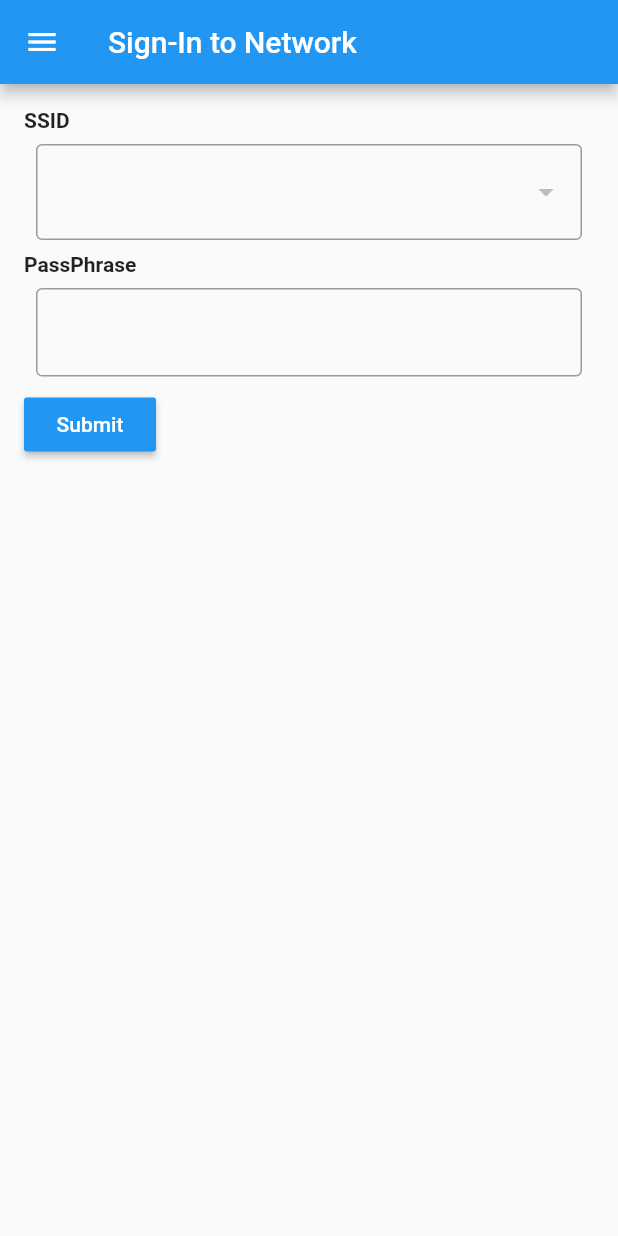
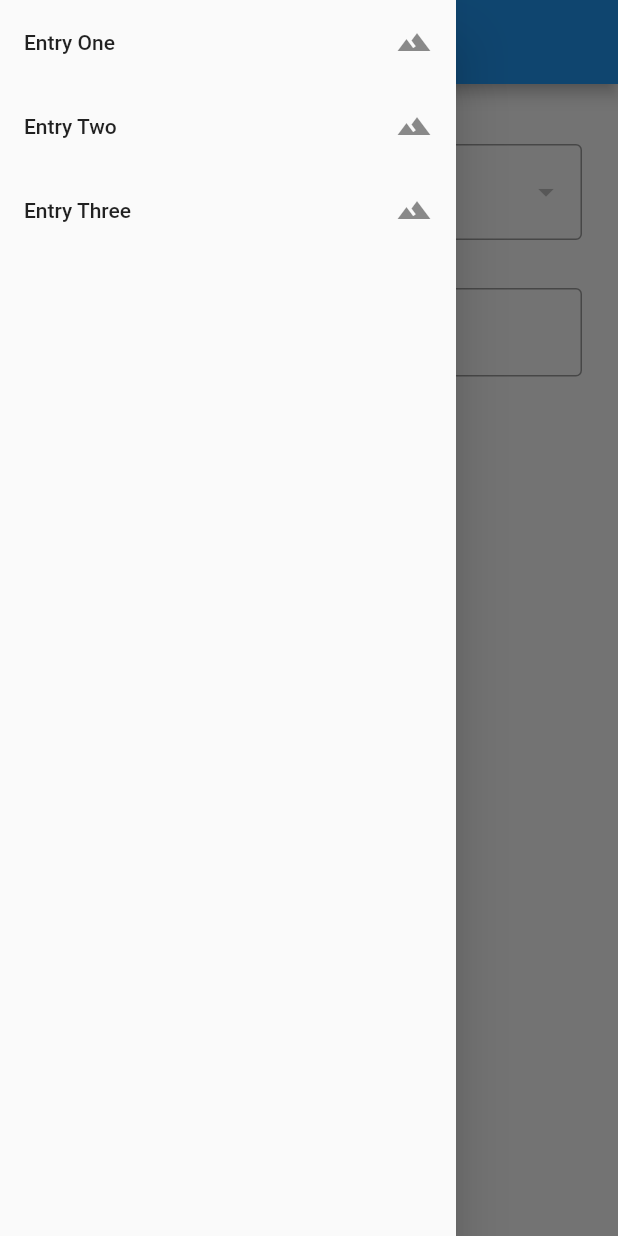
Before and after one commit to AgentTango/WifiPre, a Flutter app: the screen it shows after launch, with the side drawer open (before the commit the screen has no drawer), on a phone screen of 412 x 824 dp. Run offline on Flutter 3.47's test engine with Material 2 defaults, Android fonts, the phone set to English and light mode, and no system bars.

```diff
--- a/lib/main.dart
+++ b/lib/main.dart
@@ -9,8 +9,23 @@ class MyApp extends StatelessWidget {
   Widget build(BuildContext context) {
     return MaterialApp(
       home: new Scaffold(
+        drawer: Drawer(
+          child: Column(
+            children: <Widget>[
+              Expanded(
+                child: ListView(
+                  children: <Widget>[
+                    new ListTile(title: Text("Entry One"),trailing: Icon(Icons.terrain),),
+                    new ListTile(title: Text("Entry Two"),trailing: Icon(Icons.terrain),),
+                    new ListTile(title: Text("Entry Three"),trailing: Icon(Icons.terrain),)
+                  ],
+                ),
+              )
+            ],
+          ),
+        ),
         appBar: new AppBar(
-          leading: Icon(Icons.menu),
+          leading: IconButton(icon : Icon(Icons.menu),onPressed: null,),
           title: Text("Sign-In to Network"),
         ),
         body: new AppBody(),
```
